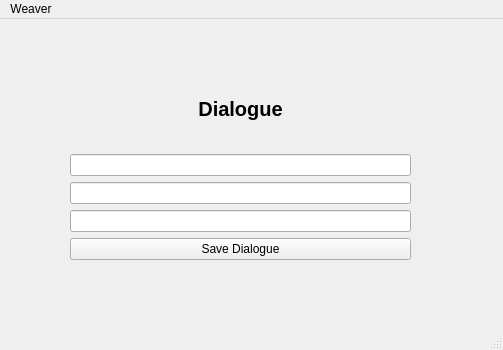
Qt form WeaverDialogueBuilder/weaverwindow.ui (milovanpelt/Weaver) before a commit.
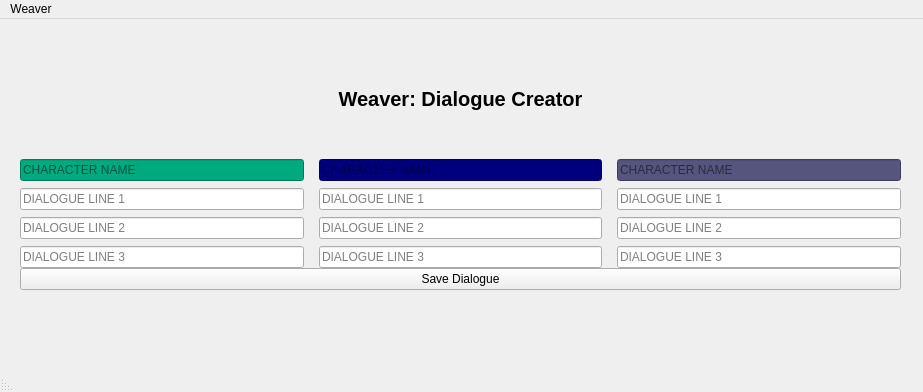
The same form after that commit.

Commit message: feat(qt-ui): add character name and dialogue text boxes for three NPC's

The edit to the form file:
```diff
--- a/WeaverDialogueBuilder/weaverwindow.ui
+++ b/WeaverDialogueBuilder/weaverwindow.ui
@@ -6,24 +6,33 @@
    <rect>
     <x>0</x>
     <y>0</y>
-    <width>503</width>
-    <height>350</height>
+    <width>923</width>
+    <height>392</height>
    </rect>
   </property>
   <property name="windowTitle">
    <string>WeaverWindow</string>
   </property>
+  <property name="layoutDirection">
+   <enum>Qt::LayoutDirection::RightToLeft</enum>
+  </property>
   <widget class="QWidget" name="centralwidget">
    <widget class="QWidget" name="verticalLayoutWidget">
     <property name="geometry">
      <rect>
-      <x>70</x>
-      <y>50</y>
-      <width>341</width>
-      <height>191</height>
+      <x>20</x>
+      <y>20</y>
+      <width>881</width>
+      <height>251</height>
      </rect>
     </property>
     <layout class="QVBoxLayout" name="verticalLayout">
+     <property name="spacing">
+      <number>0</number>
+     </property>
+     <property name="bottomMargin">
+      <number>0</number>
+     </property>
      <item>
       <widget class="QLabel" name="dialogueTitle">
        <property name="font">
@@ -33,7 +42,7 @@
         </font>
        </property>
        <property name="text">
-        <string>Dialogue</string>
+        <string>Weaver: Dialogue Creator</string>
        </property>
        <property name="alignment">
         <set>Qt::AlignmentFlag::AlignCenter</set>
@@ -41,33 +50,218 @@
       </widget>
      </item>
      <item>
-      <widget class="QLineEdit" name="dialogueFirst"/>
-     </item>
-     <item>
-      <widget class="QLineEdit" name="dialogueSecond"/>
-     </item>
-     <item>
-      <widget class="QLineEdit" name="dialogueThird"/>
+      <layout class="QHBoxLayout" name="horizontalLayout" stretch="0,0,0">
+       <property name="spacing">
+        <number>15</number>
+       </property>
+       <property name="sizeConstraint">
+        <enum>QLayout::SizeConstraint::SetDefaultConstraint</enum>
+       </property>
+       <property name="bottomMargin">
+        <number>0</number>
+       </property>
+       <item>
+        <layout class="QVBoxLayout" name="verticalLayout_2">
+         <property name="spacing">
+          <number>7</number>
+         </property>
+         <property name="leftMargin">
+          <number>0</number>
+         </property>
+         <item>
+          <widget class="QLineEdit" name="Char1_Name">
+           <property name="cursor">
+            <cursorShape>IBeamCursor</cursorShape>
+           </property>
+           <property name="statusTip">
+            <string/>
+           </property>
+           <property name="accessibleDescription">
+            <string/>
+           </property>
+           <property name="styleSheet">
+            <string notr="true">background-color: rgb(85, 85, 127);</string>
+           </property>
+           <property name="inputMask">
+            <string/>
+           </property>
+           <property name="text">
+            <string/>
+           </property>
+           <property name="placeholderText">
+            <string>CHARACTER NAME</string>
+           </property>
+          </widget>
+         </item>
+         <item>
+          <widget class="QLineEdit" name="Char1_DialogueOne">
+           <property name="placeholderText">
+            <string>DIALOGUE LINE 1</string>
+           </property>
+          </widget>
+         </item>
+         <item>
+          <widget class="QLineEdit" name="Char1_DialogueTwo">
+           <property name="placeholderText">
+            <string>DIALOGUE LINE 2</string>
+           </property>
+          </widget>
+         </item>
+         <item>
+          <widget class="QLineEdit" name="Char1_DialogueThree">
+           <property name="placeholderText">
+            <string>DIALOGUE LINE 3</string>
+           </property>
+          </widget>
+         </item>
+        </layout>
+       </item>
+       <item>
+        <layout class="QVBoxLayout" name="verticalLayout_3" stretch="0,0,0,0">
+         <property name="spacing">
+          <number>7</number>
+         </property>
+         <property name="leftMargin">
+          <number>0</number>
+         </property>
+         <item>
+          <widget class="QLineEdit" name="Char2_Name">
+           <property name="cursor">
+            <cursorShape>IBeamCursor</cursorShape>
+           </property>
+           <property name="statusTip">
+            <string/>
+           </property>
+           <property name="accessibleDescription">
+            <string/>
+           </property>
+           <property name="styleSheet">
+            <string notr="true">background-color: rgb(0, 0, 127);</string>
+           </property>
+           <property name="inputMask">
+            <string/>
+           </property>
+           <property name="text">
+            <string/>
+           </property>
+           <property name="placeholderText">
+            <string>CHARACTER NAME</string>
+           </property>
+          </widget>
+         </item>
+         <item>
+          <widget class="QLineEdit" name="Char2_Dialogue1">
+           <property name="placeholderText">
+            <string>DIALOGUE LINE 1</string>
+           </property>
+          </widget>
+         </item>
+         <item>
+          <widget class="QLineEdit" name="Char2_Dialogue2">
+           <property name="placeholderText">
+            <string>DIALOGUE LINE 2</string>
+           </property>
+          </widget>
+         </item>
+         <item>
+          <widget class="QLineEdit" name="Char2_Dialogue3">
+           <property name="placeholderText">
+            <string>DIALOGUE LINE 3</string>
+           </property>
+          </widget>
+         </item>
+        </layout>
+       </item>
+       <item>
+        <layout class="QVBoxLayout" name="verticalLayout_4" stretch="0,0,0,0">
+         <property name="spacing">
+          <number>7</number>
+         </property>
+         <property name="leftMargin">
+          <number>0</number>
+         </property>
+         <item>
+          <widget class="QLineEdit" name="Char3_Name">
+           <property name="cursor">
+            <cursorShape>IBeamCursor</cursorShape>
+           </property>
+           <property name="statusTip">
+            <string/>
+           </property>
+           <property name="accessibleDescription">
+            <string/>
+           </property>
+           <property name="styleSheet">
+            <string notr="true">background-color: rgb(0, 170, 127);</string>
+           </property>
+           <property name="inputMask">
+            <string/>
+           </property>
+           <property name="text">
+            <string/>
+           </property>
+           <property name="placeholderText">
+            <string>CHARACTER NAME</string>
+           </property>
+          </widget>
+         </item>
+         <item>
+          <widget class="QLineEdit" name="Char3_Dialogue1">
+           <property name="placeholderText">
+            <string>DIALOGUE LINE 1</string>
+           </property>
+          </widget>
+         </item>
+         <item>
+          <widget class="QLineEdit" name="Char3_Dialogue2">
+           <property name="placeholderText">
+            <string>DIALOGUE LINE 2</string>
+           </property>
+          </widget>
+         </item>
+         <item>
+          <widget class="QLineEdit" name="Char3_Dialogue3">
+           <property name="placeholderText">
+            <string>DIALOGUE LINE 3</string>
+           </property>
+          </widget>
+         </item>
+        </layout>
+       </item>
+      </layout>
      </item>
      <item>
       <widget class="QPushButton" name="btnSavingDialogue">
        <property name="text">
         <string>Save Dialogue</string>
        </property>
+       <property name="iconSize">
+        <size>
+         <width>20</width>
+         <height>20</height>
+        </size>
+       </property>
+       <property name="checkable">
+        <bool>false</bool>
+       </property>
       </widget>
      </item>
     </layout>
    </widget>
   </widget>
+  <widget class="QStatusBar" name="statusbar"/>
   <widget class="QMenuBar" name="menubar">
    <property name="geometry">
     <rect>
      <x>0</x>
      <y>0</y>
-     <width>503</width>
+     <width>923</width>
      <height>25</height>
     </rect>
    </property>
+   <property name="layoutDirection">
+    <enum>Qt::LayoutDirection::LeftToRight</enum>
+   </property>
    <widget class="QMenu" name="menuWeaver">
     <property name="title">
      <string>Weaver</string>
@@ -75,7 +269,6 @@
    </widget>
    <addaction name="menuWeaver"/>
   </widget>
-  <widget class="QStatusBar" name="statusbar"/>
  </widget>
  <resources/>
  <connections/>
```
Left out of the diff: 11 changed lines with no effect on the pictures.
